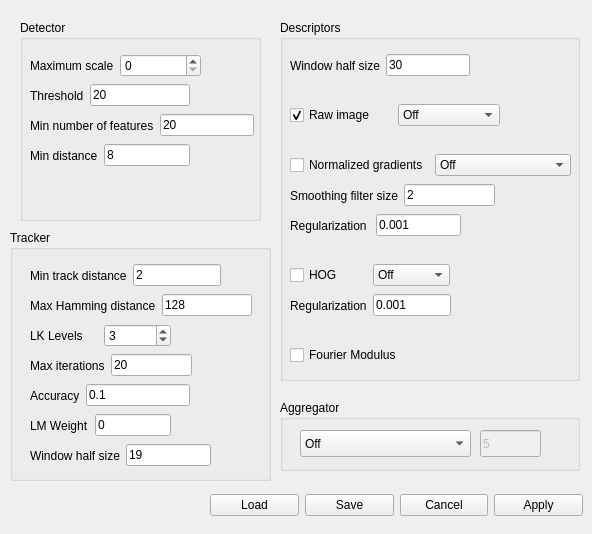
Above: mv_descriptor_learning/preferences.ui from jonabalzer/r4r before the change. Below: the same form after it.
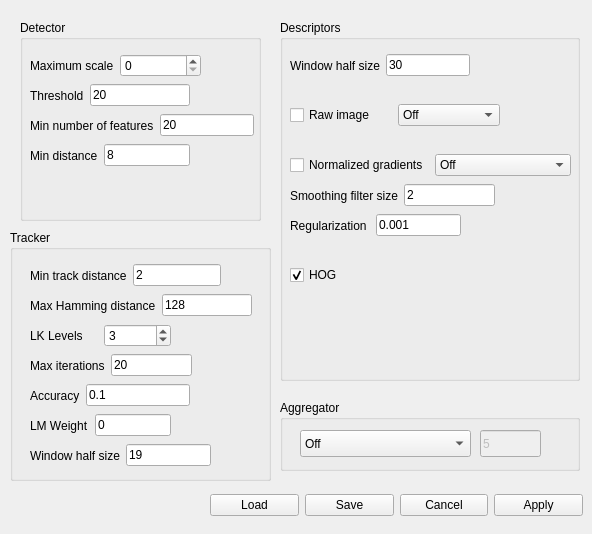
That is the form after the change.

```diff
--- a/mv_descriptor_learning/preferences.ui
+++ b/mv_descriptor_learning/preferences.ui
@@ -47,7 +47,7 @@
         <string>Raw image</string>
        </property>
        <property name="checked">
-        <bool>true</bool>
+        <bool>false</bool>
        </property>
       </widget>
      </item>
@@ -198,7 +198,7 @@
      <rect>
       <x>10</x>
       <y>240</y>
-      <width>160</width>
+      <width>91</width>
       <height>31</height>
      </rect>
     </property>
@@ -208,64 +208,8 @@
        <property name="text">
         <string>HOG</string>
        </property>
-      </widget>
-     </item>
-     <item>
-      <widget class="QComboBox" name="hogNormComboBox">
-       <item>
-        <property name="text">
-         <string>Off</string>
-        </property>
-       </item>
-       <item>
-        <property name="text">
-         <string>L2</string>
-        </property>
-       </item>
-      </widget>
-     </item>
-    </layout>
-   </widget>
-   <widget class="QWidget" name="horizontalLayoutWidget_19">
-    <property name="geometry">
-     <rect>
-      <x>10</x>
-      <y>320</y>
-      <width>160</width>
-      <height>31</height>
-     </rect>
-    </property>
-    <layout class="QHBoxLayout" name="fourierModulusLayout">
-     <item>
-      <widget class="QCheckBox" name="fourierModulusOnCheckBox">
-       <property name="text">
-        <string>Fourier Modulus</string>
-       </property>
-      </widget>
-     </item>
-    </layout>
-   </widget>
-   <widget class="QWidget" name="horizontalLayoutWidget_20">
-    <property name="geometry">
-     <rect>
-      <x>10</x>
-      <y>270</y>
-      <width>161</width>
-      <height>31</height>
-     </rect>
-    </property>
-    <layout class="QHBoxLayout" name="alphaHogLayout">
-     <item>
-      <widget class="QLabel" name="alphaHogLabel">
-       <property name="text">
-        <string>Regularization</string>
-       </property>
-      </widget>
-     </item>
-     <item>
-      <widget class="QLineEdit" name="alphaHogEdit">
-       <property name="text">
-        <string>0.001</string>
+       <property name="checked">
+        <bool>true</bool>
        </property>
       </widget>
      </item>
```
